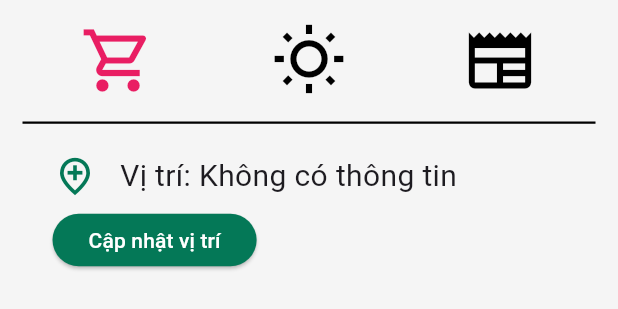
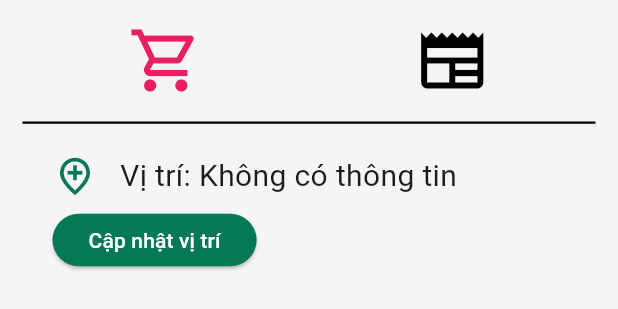
Before and after one commit to niesuv/SE4AI, a Flutter app: the SocialView widget shown alone on an empty page, opened directly, after a tap on the "local grocery store" icon, on a phone screen of 412 x 824 dp. Shown: the top 309 px of the screen. Run offline on Flutter 3.47's test engine with Material 3 defaults, Android fonts, the light colour scheme and no system bars; our stand-ins replace cached_network_image, cloud_firestore, dio, firebase_auth, firebase_core, flutter_dotenv and 5 more; accounts and stored records are empty; network calls fail.

Commit message:
fix:  remove redundant

```diff
--- a/agri_helper/lib/screen/mainapp.dart
+++ b/agri_helper/lib/screen/mainapp.dart
@@ -49,7 +49,7 @@ class _MainAppState extends ConsumerState<MainApp> {
           ),
           BottomNavigationBarItem(
             icon: Icon(Icons.explore), // <-- Icon cho HomePage()
-            label: 'Explore',          // <-- Đặt tên phù hợp
+            label: 'Weather',          // <-- Đặt tên phù hợp
           ),
           BottomNavigationBarItem(
             icon: Icon(Icons.supervisor_account_sharp),
--- a/agri_helper/lib/widget/socialview.dart
+++ b/agri_helper/lib/widget/socialview.dart
@@ -2,7 +2,6 @@ import 'package:agri_helper/appconstant.dart';
 import 'package:agri_helper/widget/market_view.dart';
 import 'package:agri_helper/widget/nav_item.dart';
 import 'package:agri_helper/widget/news_view.dart';
-import 'package:agri_helper/widget/weather_view.dart';
 import 'package:flutter/material.dart';
 import 'package:flutter_riverpod/flutter_riverpod.dart';
 
@@ -23,7 +22,6 @@ class _SocialViewState extends ConsumerState<SocialView> {
     view = {
       "news": NewsView(),
       "market": MarketView(),
-      "weather": WeatherView(),
     };
   }
 
@@ -56,14 +54,7 @@ class _SocialViewState extends ConsumerState<SocialView> {
                     },
                     color:
                         _currentTab == 'market' ? Colors.pink : Colors.black),
-                NavItem(
-                    name: 'weather',
-                    icon: Icons.wb_sunny_outlined,
-                    onTap: () {
-                      changeTab("weather");
-                    },
-                    color:
-                        _currentTab == 'weather' ? Colors.pink : Colors.black),
+
                 NavItem(
                     name: 'news',
                     icon: Icons.newspaper_outlined,
```
